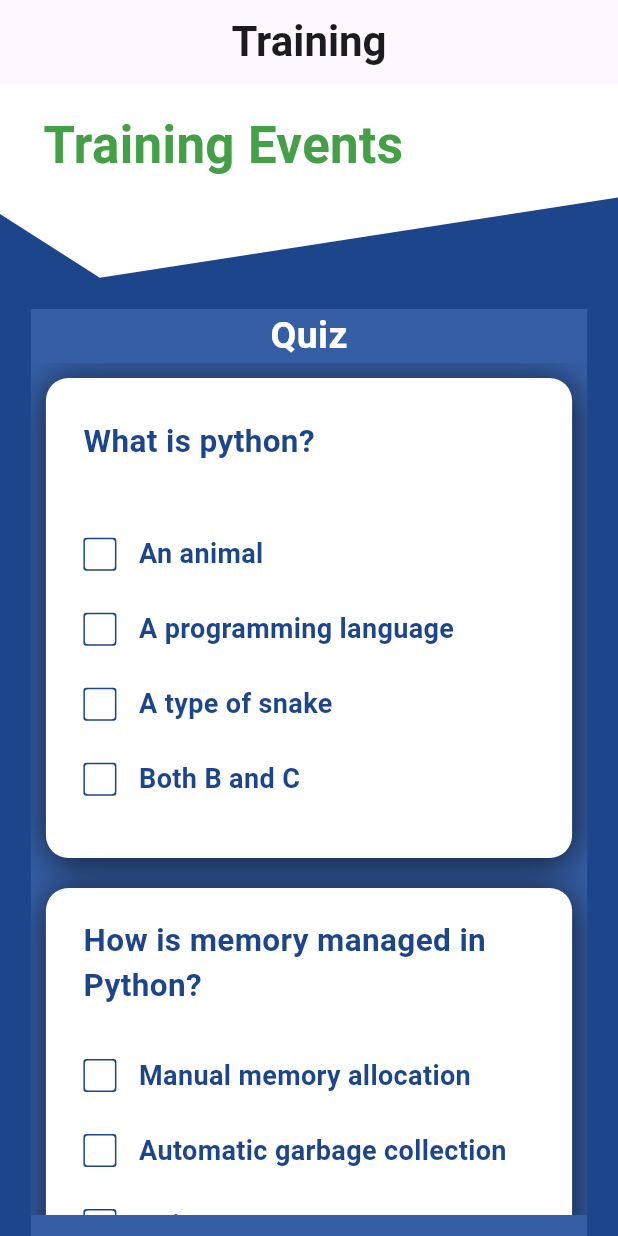
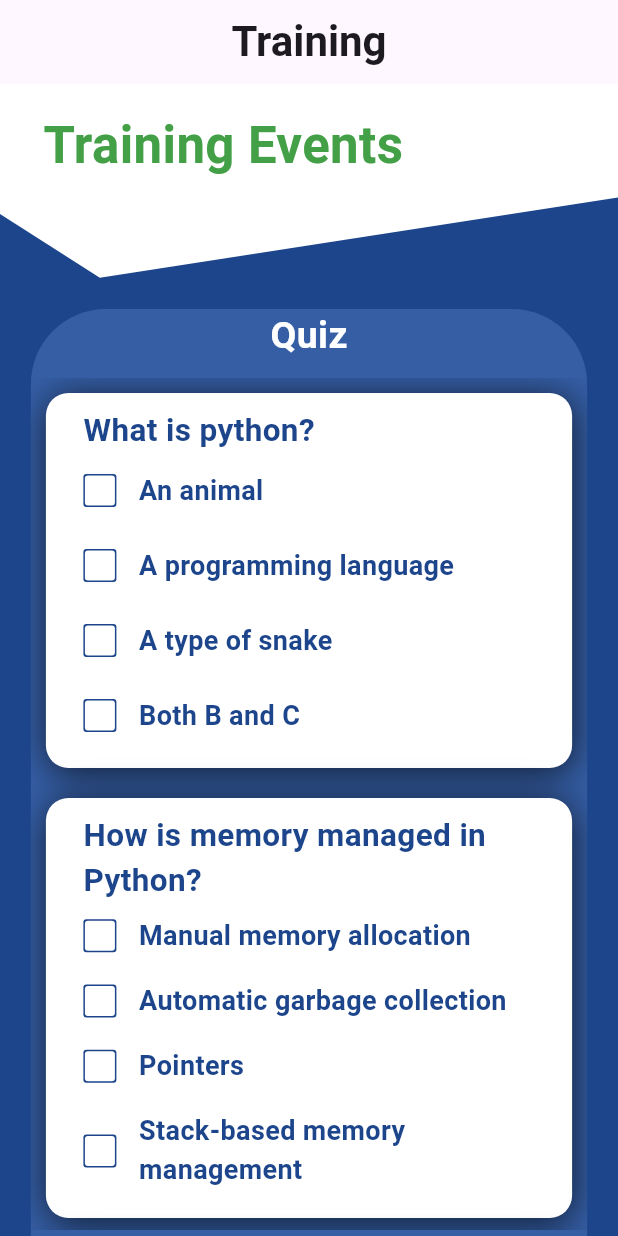
Before and after one commit to imransihab0/diudsl, a Flutter app: the screen it shows after launch, after a tap on "Start Quiz", on a phone screen of 412 x 824 dp. Run offline on Flutter 3.47's test engine with Material 3 defaults, Android fonts, the light colour scheme and no system bars.

Commit message:
Training page updated

```diff
--- a/lib/Pages/TrainingPage.dart
+++ b/lib/Pages/TrainingPage.dart
@@ -40,22 +40,24 @@ class TrainingPage extends StatefulWidget {
 class _TrainingPageState extends State<TrainingPage> {
   List<QuizCard> quizes = [];
   bool isPressed = false;
-  double quizH = 400;
-
+  double quizH = 400,rnd = 5;
   int time = 600;
 
   @override
   Widget build(BuildContext context) {
     double h = MediaQuery.of(context).size.height,
-        w = MediaQuery.of(context).size.width,
-        quizW = w * .9;
+          w = MediaQuery.of(context).size.width,quizW = w*.9;
+
 
     void QuizButton() {
       setState(() {
         isPressed = true;
         quizH = h * .75;
+        rnd = 50;
       });
     }
+
+
 
     for (var element in QuizText.Quizes) {
       // element[0] = "${i.toString()}. ${element[0]}";
@@ -65,15 +67,8 @@ class _TrainingPageState extends State<TrainingPage> {
           controller: TextEditingController()));
     }
 
-    AnimatedContainer quizPage = AnimatedContainer(
-        duration: Duration(milliseconds: time),
-        height: quizH - 50,
-        child: SingleChildScrollView(
-            child: isPressed
-                ? Column(
-                    children: quizes,
-                  )
-                : ElevatedButton(
+    Container quizFrontpage = Container(
+      child: ElevatedButton(
         style: ElevatedButton.styleFrom(
           backgroundColor: Color(0xff0a8144),
           elevation: 4,
@@ -89,7 +84,22 @@ class _TrainingPageState extends State<TrainingPage> {
               color: Colors.white,
               fontSize: 16,
             )),
-                  )));
+      ),
+    );
+
+
+    AnimatedContainer QuizWidget = AnimatedContainer(
+        duration: Duration(milliseconds: time),
+        height: quizH - 50,
+        width: quizW,
+
+        child: SingleChildScrollView(
+            child: isPressed
+                ? Column(
+                    children: quizes,
+                  )
+                : quizFrontpage)
+    );
 
     return Scaffold(
       backgroundColor: const Color(0xFF1D458B),
@@ -134,8 +144,12 @@ class _TrainingPageState extends State<TrainingPage> {
               duration: Duration(milliseconds: time),
               height: quizH,
               width: quizW,
+
+              // decoration: BoxDecoration(borderRadius: BorderRadius.circular(5)),
+              decoration: BoxDecoration(
+                  borderRadius: BorderRadius.only(topLeft: Radius.circular(rnd),topRight: Radius.circular(rnd)),
                   color: const Color(0xFF4d76bf).withOpacity(.5),
-              // decoration: BoxDecoration(borderRadius: BorderRadius.circular(5)),
+              ),
               child: Column(
                 children: [
                   const Center(
@@ -147,8 +161,9 @@ class _TrainingPageState extends State<TrainingPage> {
                       color: Colors.white,
                     ),
                   )),
+                  SizedBox(height: 10,),
                   // Image(image: AssetImage('assets/images/quiz.jpg')),
-                  quizPage,
+                  QuizWidget,
                 ],
               ),
             ),
--- a/lib/Widgets/QuizCard.dart
+++ b/lib/Widgets/QuizCard.dart
@@ -26,12 +26,14 @@ class _QuizCardState extends State<QuizCard> {
 
   @override
   Widget build(BuildContext context) {
+    double w = MediaQuery.of(context).size.width,
+    h = MediaQuery.of(context).size.height;
 
     final String question = info[0];
 
     String qstn = question;
 
-    // For center whitebox
+    // For center white-box
     Center MidBox = Center(
       child: Padding(
         padding: const EdgeInsets.all(1),
@@ -112,7 +114,9 @@ class _QuizCardState extends State<QuizCard> {
               child: clicked[i]?Center(child: Icon(Icons.check, color: Colors.white,size: 20,)) : MidBox,
             ),
             SizedBox(width: 15,),
-            Text(OptionText[i], style: Style.copyWith(fontSize: 18),)
+            Container(
+              width : w*.63,
+              child: Text(OptionText[i], style: Style.copyWith(fontSize: 18),))
           ],
         ),
       ));
@@ -121,8 +125,8 @@ class _QuizCardState extends State<QuizCard> {
 
 
     return Container(
-      height: 320,
-      width: MediaQuery.of(context).size.width,
+
+      width: w,
       margin: EdgeInsets.all(10),
       decoration: BoxDecoration(
           color: Colors.white,
```
Lines whose indentation alone changed are shown as unchanged.
